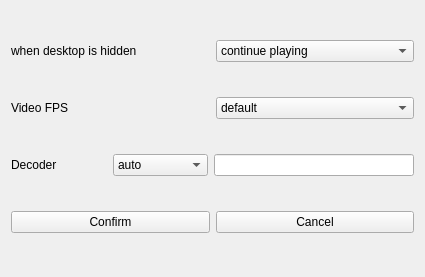
The window that moresetting.ui (dependon/fantascene-dynamic-wallpaper) describes before a commit, drawn with Qt 5.
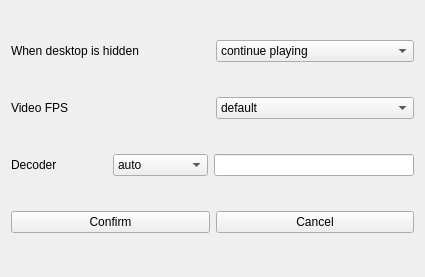
The same window after the commit.

```diff
--- a/moresetting.ui
+++ b/moresetting.ui
@@ -19,7 +19,7 @@
      <item>
       <widget class="QLabel" name="label">
        <property name="text">
-        <string>when desktop is hidden</string>
+        <string>When desktop is hidden</string>
        </property>
       </widget>
      </item>
```
